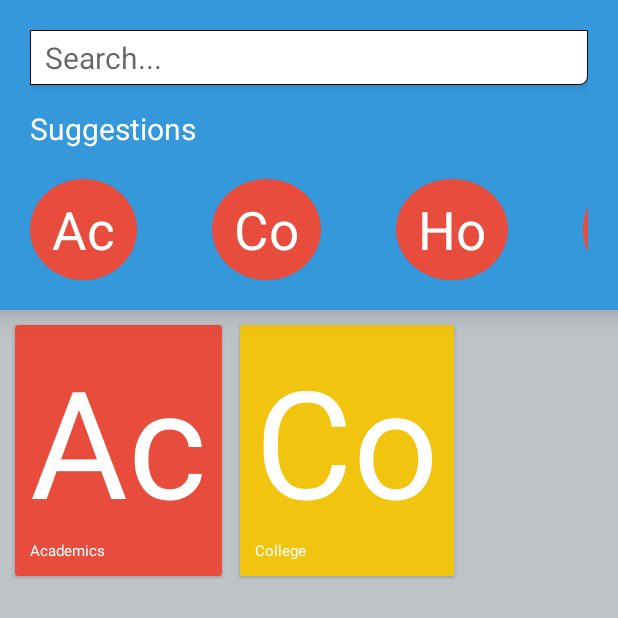
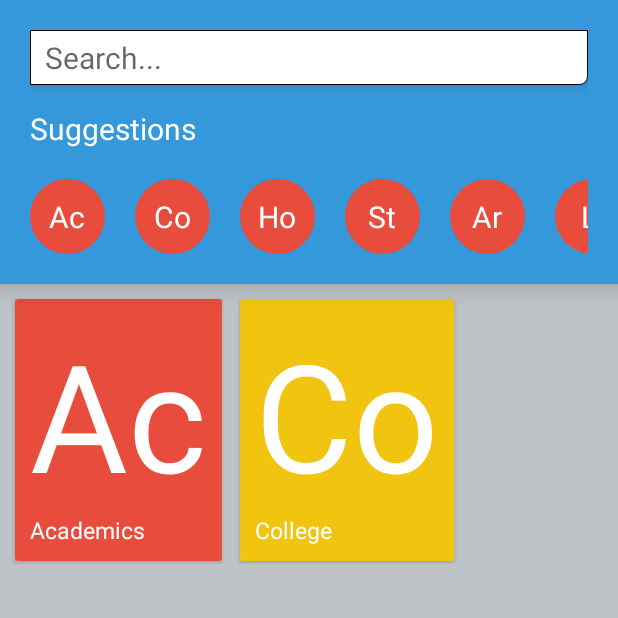
Before and after one commit to gauravagerwala/VIT-StudentHandbook, an Android app: the screen it shows after launch (MainActivity), on a phone screen of 412 x 824 dp, the top half of it. Run offline under Robolectric (Android 15) with nearby library versions, the phone set to English and light mode, and no system bars.

Commit message:
Reduced size of suggestion buttons, some refactoring and reformatting

```diff
--- a/app/src/main/res/drawable/circle.xml
+++ b/app/src/main/res/drawable/circle.xml
@@ -1,7 +1,7 @@
 <?xml version="1.0" encoding="utf-8"?>
 <shape xmlns:android="http://schemas.android.com/apk/res/android"
     android:shape="oval">
-    <corners android:radius="10dip"/>
+
     <solid android:color="#e74c3c"/>
-    <padding android:bottom="10dp" android:top="10dp" android:left="15dp" android:right="15dp"/>
+
 </shape>
--- a/app/src/main/res/layout/activity_main.xml
+++ b/app/src/main/res/layout/activity_main.xml
@@ -28,29 +28,68 @@
          android:layout_width="fill_parent"
          android:layout_height="wrap_content" android:layout_marginTop="20dp">
          <HorizontalScrollView xmlns:android="http://schemas.android.com/apk/res/android"
-             android:layout_width="wrap_content" android:layout_height="fill_parent">
+             android:layout_width="wrap_content" android:layout_height="fill_parent"
+             android:scrollbars="none"
+             >
          <LinearLayout
              android:layout_width="wrap_content"
              android:layout_height="wrap_content">
          <TextView
-           android:layout_width="wrap_content" android:textSize="35sp" android:textColor="#FFF"
-           android:layout_height="wrap_content"  android:text="Ac" android:background="@drawable/circle"
-           android:onClick="suggestionClick" />
+             android:layout_width="@dimen/suggestion_circle_size"
+             android:layout_height="@dimen/suggestion_circle_size"
+             android:gravity="center"
+             style="@style/suggestionFont"
+             android:text="Ac"
+             android:background="@drawable/circle"
+             android:onClick="suggestionClick" />
+         <TextView
+             android:layout_width="@dimen/suggestion_circle_size"
+             android:layout_height="@dimen/suggestion_circle_size"
+             android:gravity="center"
+             style="@style/suggestionFont"
+             android:layout_marginLeft="@dimen/suggestion_bar_margin"
+             android:text="Co" android:background="@drawable/circle"
+             android:onClick="suggestionClick" />
+         <TextView
+             android:layout_width="@dimen/suggestion_circle_size"
+             android:layout_height="@dimen/suggestion_circle_size"
+             android:gravity="center"
+             style="@style/suggestionFont"
+             android:layout_marginLeft="@dimen/suggestion_bar_margin"
+             android:text="Ho" android:background="@drawable/circle"
+             android:onClick="suggestionClick" />
+         <TextView
+             android:layout_width="@dimen/suggestion_circle_size"
+             android:layout_height="@dimen/suggestion_circle_size"
+             android:gravity="center"
+             style="@style/suggestionFont"
+             android:layout_marginLeft="@dimen/suggestion_bar_margin"
+             android:text="St" android:background="@drawable/circle"
+             android:onClick="suggestionClick" />
 
          <TextView
-             android:layout_width="wrap_content" android:textSize="35sp"
-             android:layout_marginLeft="50dp" android:textColor="#FFF"
-             android:layout_height="wrap_content"  android:text="Co" android:background="@drawable/circle"
+             android:layout_width="@dimen/suggestion_circle_size"
+             android:layout_height="@dimen/suggestion_circle_size"
+             android:gravity="center"
+             style="@style/suggestionFont"
+             android:layout_marginLeft="@dimen/suggestion_bar_margin"
+             android:text="Ar" android:background="@drawable/circle"
              android:onClick="suggestionClick" />
          <TextView
-             android:layout_width="wrap_content" android:textSize="35sp"
-             android:layout_marginLeft="50dp" android:textColor="#FFF"
-             android:layout_height="wrap_content"  android:text="Ho" android:background="@drawable/circle"
+             android:layout_width="@dimen/suggestion_circle_size"
+             android:layout_height="@dimen/suggestion_circle_size"
+             android:gravity="center"
+             style="@style/suggestionFont"
+             android:layout_marginLeft="@dimen/suggestion_bar_margin"
+             android:text="Li" android:background="@drawable/circle"
              android:onClick="suggestionClick" />
          <TextView
-             android:layout_width="wrap_content" android:textSize="35sp"
-             android:layout_marginLeft="50dp" android:textColor="#FFF"
-             android:layout_height="wrap_content"  android:text="St" android:background="@drawable/circle"
+             android:layout_width="@dimen/suggestion_circle_size"
+             android:layout_height="@dimen/suggestion_circle_size"
+             android:gravity="center"
+             style="@style/suggestionFont"
+             android:layout_marginLeft="@dimen/suggestion_bar_margin"
+             android:text="St" android:background="@drawable/circle"
              android:onClick="suggestionClick" />
          </LinearLayout>
          </HorizontalScrollView>
@@ -68,7 +107,8 @@
         android:layout_height="fill_parent" android:id="@+id/searchLayout" android:background="#bdc3c7" android:visibility="gone">
         <TextView
             android:layout_width="wrap_content"
-            android:layout_height="wrap_content" android:text="Search Layout , search cards appear here
-            " android:textSize="30dp"/>
+            android:layout_height="wrap_content"
+            android:text="Search Layout, search cards appear here"
+            android:textSize="30dp"/>
         </LinearLayout>
 </LinearLayout>
--- a/app/src/main/res/layout/fragment_main_navigator.xml
+++ b/app/src/main/res/layout/fragment_main_navigator.xml
@@ -36,7 +36,7 @@
                 android:layout_width="wrap_content"
                 android:layout_height="wrap_content"
                 android:textColor="#FFF"
-                android:textSize="10dp"
+                android:textSize="15sp"
                 android:text="Academics"
                 android:layout_gravity="left"/>
         </LinearLayout>
@@ -71,7 +71,7 @@
                 android:layout_width="wrap_content"
                 android:layout_height="wrap_content"
                 android:textColor="#FFF"
-                android:textSize="10dp"
+                android:textSize="15sp"
                 android:text="College"
                 android:layout_gravity="left"/>
         </LinearLayout>
--- a/app/src/main/res/values-v21/styles.xml
+++ b/app/src/main/res/values-v21/styles.xml
@@ -6,13 +6,18 @@
         <item name = "android:colorPrimaryDark">#2980b9</item>
         <item name = "android:textColorPrimary">#FFFF</item>
     </style>
-   <color name="academics">#e74c3c</color>
+    <color name="academics">#e74c3c</color>
     <color name="mainHeader">#3498db</color>
     <color name="college">#f1c40f</color>
-
     <array name="colors">
         <item>#1abc9c</item>
         <item>#2ecc71</item>
         <item>#3498db</item>
     </array>
+
+    <!-- text styles go here -->
+    <style name="suggestionFont" parent="Base.TextAppearance.AppCompat.Small">
+        <item name="android:textSize">20sp</item>
+        <item name="android:textColor">#FFF</item>
+    </style>
 </resources>
--- a/app/src/main/res/values/dimens.xml
+++ b/app/src/main/res/values/dimens.xml
@@ -2,4 +2,6 @@
     <!-- Default screen margins, per the Android Design guidelines. -->
     <dimen name="activity_horizontal_margin">16dp</dimen>
     <dimen name="activity_vertical_margin">16dp</dimen>
+    <dimen name="suggestion_circle_size">50dp</dimen>
+    <dimen name="suggestion_bar_margin">20dp</dimen>
 </resources>
```
Also changed, not shown: 2 other files.
